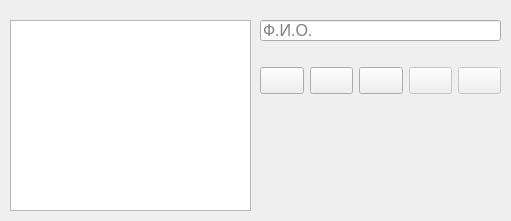
Qt form ui/boses_catalog.ui (alex-klev/Task_Log_WinForm) before a commit.
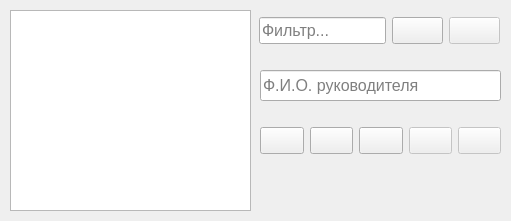
The same form after that commit. Icons and pictures are not drawn.

The edit to the form file:
```diff
--- a/ui/boses_catalog.ui
+++ b/ui/boses_catalog.ui
@@ -35,9 +35,9 @@
     <property name="geometry">
      <rect>
       <x>10</x>
-      <y>20</y>
+      <y>10</y>
       <width>241</width>
-      <height>191</height>
+      <height>201</height>
      </rect>
     </property>
     <property name="selectionMode">
@@ -51,20 +51,20 @@
     <property name="geometry">
      <rect>
       <x>260</x>
-      <y>20</y>
+      <y>70</y>
       <width>241</width>
-      <height>21</height>
+      <height>31</height>
      </rect>
     </property>
     <property name="placeholderText">
-     <string>Ф.И.О.</string>
+     <string>Ф.И.О. руководителя</string>
     </property>
    </widget>
    <widget class="QWidget" name="gridLayoutWidget_4">
     <property name="geometry">
      <rect>
       <x>260</x>
-      <y>60</y>
+      <y>120</y>
       <width>241</width>
       <height>41</height>
      </rect>
@@ -166,7 +166,69 @@
        </property>
        <property name="icon">
         <iconset>
-         <normaloff>../../../Finplan/WinFormPython/Finplan_Project_WinForm/buttonIcons/check2.ico</normaloff>../../../Finplan/WinFormPython/Finplan_Project_WinForm/buttonIcons/check2.ico</iconset>
+         <normaloff>../buttonIcons/check2.ico</normaloff>../buttonIcons/check2.ico</iconset>
+       </property>
+       <property name="iconSize">
+        <size>
+         <width>24</width>
+         <height>24</height>
+        </size>
+       </property>
+      </widget>
+     </item>
+    </layout>
+   </widget>
+   <widget class="QWidget" name="gridLayoutWidget">
+    <property name="geometry">
+     <rect>
+      <x>259</x>
+      <y>10</y>
+      <width>241</width>
+      <height>41</height>
+     </rect>
+    </property>
+    <layout class="QGridLayout" name="gridLayout">
+     <item row="0" column="0">
+      <widget class="QLineEdit" name="lineEditFilter">
+       <property name="placeholderText">
+        <string>Фильтр...</string>
+       </property>
+      </widget>
+     </item>
+     <item row="0" column="1">
+      <widget class="QPushButton" name="btnFilterOn">
+       <property name="toolTip">
+        <string>Применить фильтр</string>
+       </property>
+       <property name="text">
+        <string/>
+       </property>
+       <property name="icon">
+        <iconset>
+         <normaloff>../buttonIcons/funnel.ico</normaloff>../buttonIcons/funnel.ico</iconset>
+       </property>
+       <property name="iconSize">
+        <size>
+         <width>24</width>
+         <height>24</height>
+        </size>
+       </property>
+      </widget>
+     </item>
+     <item row="0" column="2">
+      <widget class="QPushButton" name="btnFilterOff">
+       <property name="enabled">
+        <bool>false</bool>
+       </property>
+       <property name="toolTip">
+        <string>Убрать фильтр</string>
+       </property>
+       <property name="text">
+        <string/>
+       </property>
+       <property name="icon">
+        <iconset>
+         <normaloff>../buttonIcons/funnel_delete.ico</normaloff>../buttonIcons/funnel_delete.ico</iconset>
        </property>
        <property name="iconSize">
         <size>
```
Left out of the diff: 10 changed lines with no effect on the pictures.
